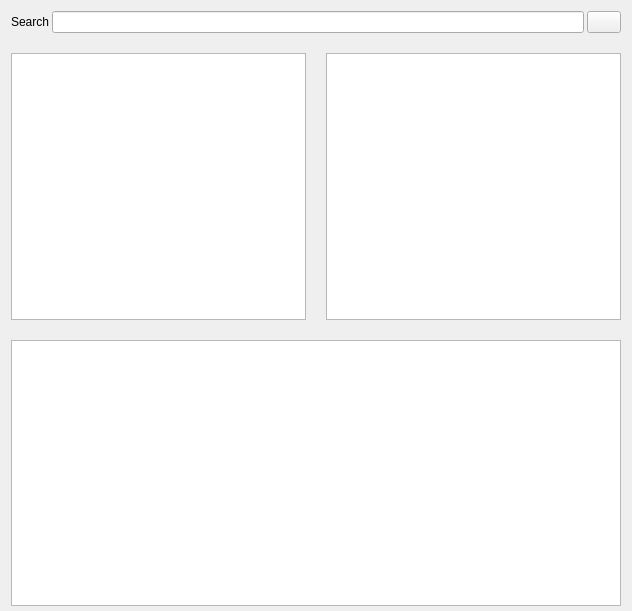
Qt form trunk/GUI/library/GUI_Library_windowed.ui (shahid334/sayonara-player) before a commit.
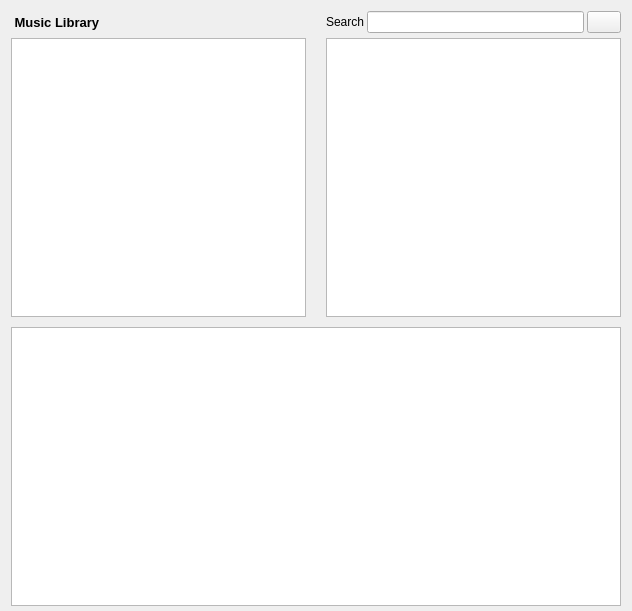
The same form after that commit.

```diff
--- a/trunk/GUI/library/GUI_Library_windowed.ui
+++ b/trunk/GUI/library/GUI_Library_windowed.ui
@@ -17,85 +17,13 @@
    <property name="bottomMargin">
     <number>5</number>
    </property>
-   <property name="spacing">
+   <property name="horizontalSpacing">
     <number>20</number>
    </property>
-   <item row="3" column="0" colspan="2">
-    <widget class="QTableView" name="tb_title">
-     <property name="sizePolicy">
-      <sizepolicy hsizetype="Preferred" vsizetype="MinimumExpanding">
-       <horstretch>0</horstretch>
-       <verstretch>0</verstretch>
-      </sizepolicy>
-     </property>
-     <property name="font">
-      <font>
-       <pointsize>8</pointsize>
-      </font>
-     </property>
-     <property name="editTriggers">
-      <set>QAbstractItemView::NoEditTriggers</set>
-     </property>
-     <property name="showDropIndicator" stdset="0">
-      <bool>false</bool>
-     </property>
-     <property name="dragEnabled">
-      <bool>true</bool>
-     </property>
-     <property name="dragDropMode">
-      <enum>QAbstractItemView::DragOnly</enum>
-     </property>
-     <property name="alternatingRowColors">
-      <bool>true</bool>
-     </property>
-     <property name="selectionMode">
-      <enum>QAbstractItemView::ContiguousSelection</enum>
-     </property>
-     <property name="selectionBehavior">
-      <enum>QAbstractItemView::SelectRows</enum>
-     </property>
-     <property name="verticalScrollMode">
-      <enum>QAbstractItemView::ScrollPerPixel</enum>
-     </property>
-     <property name="horizontalScrollMode">
-      <enum>QAbstractItemView::ScrollPerPixel</enum>
-     </property>
-     <property name="showGrid">
-      <bool>true</bool>
-     </property>
-     <property name="gridStyle">
-      <enum>Qt::DotLine</enum>
-     </property>
-     <property name="sortingEnabled">
-      <bool>false</bool>
-     </property>
-     <property name="wordWrap">
-      <bool>false</bool>
-     </property>
-     <property name="cornerButtonEnabled">
-      <bool>true</bool>
-     </property>
-     <attribute name="horizontalHeaderCascadingSectionResizes">
-      <bool>false</bool>
-     </attribute>
-     <attribute name="horizontalHeaderMinimumSectionSize">
-      <number>23</number>
-     </attribute>
-     <attribute name="horizontalHeaderShowSortIndicator" stdset="0">
-      <bool>false</bool>
-     </attribute>
-     <attribute name="horizontalHeaderStretchLastSection">
-      <bool>true</bool>
-     </attribute>
-     <attribute name="verticalHeaderVisible">
-      <bool>false</bool>
-     </attribute>
-     <attribute name="verticalHeaderDefaultSectionSize">
-      <number>20</number>
-     </attribute>
-    </widget>
-   </item>
-   <item row="1" column="0" colspan="2">
+   <property name="verticalSpacing">
+    <number>5</number>
+   </property>
+   <item row="1" column="2" colspan="2">
     <layout class="QHBoxLayout" name="horizontalLayout">
      <property name="spacing">
       <number>3</number>
@@ -125,7 +53,7 @@
      </item>
     </layout>
    </item>
-   <item row="2" column="1">
+   <item row="2" column="2" colspan="2">
     <widget class="QTableView" name="lv_album">
      <property name="font">
       <font>
@@ -170,7 +98,7 @@
      </attribute>
     </widget>
    </item>
-   <item row="2" column="0">
+   <item row="2" column="0" colspan="2">
     <widget class="QTableView" name="lv_artist">
      <property name="font">
       <font>
@@ -197,6 +125,108 @@
      </attribute>
     </widget>
    </item>
+   <item row="1" column="0">
+    <widget class="QLabel" name="label_2">
+     <property name="font">
+      <font>
+       <pointsize>10</pointsize>
+       <weight>75</weight>
+       <bold>true</bold>
+      </font>
+     </property>
+     <property name="text">
+      <string> Music Library</string>
+     </property>
+    </widget>
+   </item>
+   <item row="4" column="0" colspan="4">
+    <widget class="QTableView" name="tb_title">
+     <property name="sizePolicy">
+      <sizepolicy hsizetype="Preferred" vsizetype="MinimumExpanding">
+       <horstretch>0</horstretch>
+       <verstretch>0</verstretch>
+      </sizepolicy>
+     </property>
+     <property name="font">
+      <font>
+       <pointsize>8</pointsize>
+      </font>
+     </property>
+     <property name="editTriggers">
+      <set>QAbstractItemView::NoEditTriggers</set>
+     </property>
+     <property name="showDropIndicator" stdset="0">
+      <bool>false</bool>
+     </property>
+     <property name="dragEnabled">
+      <bool>true</bool>
+     </property>
+     <property name="dragDropMode">
+      <enum>QAbstractItemView::DragOnly</enum>
+     </property>
+     <property name="alternatingRowColors">
+      <bool>true</bool>
+     </property>
+     <property name="selectionMode">
+      <enum>QAbstractItemView::ContiguousSelection</enum>
+     </property>
+     <property name="selectionBehavior">
+      <enum>QAbstractItemView::SelectRows</enum>
+     </property>
+     <property name="verticalScrollMode">
+      <enum>QAbstractItemView::ScrollPerPixel</enum>
+     </property>
+     <property name="horizontalScrollMode">
+      <enum>QAbstractItemView::ScrollPerPixel</enum>
+     </property>
+     <property name="showGrid">
+      <bool>true</bool>
+     </property>
+     <property name="gridStyle">
+      <enum>Qt::DotLine</enum>
+     </property>
+     <property name="sortingEnabled">
+      <bool>false</bool>
+     </property>
+     <property name="wordWrap">
+      <bool>false</bool>
+     </property>
+     <property name="cornerButtonEnabled">
+      <bool>true</bool>
+     </property>
+     <attribute name="horizontalHeaderCascadingSectionResizes">
+      <bool>false</bool>
+     </attribute>
+     <attribute name="horizontalHeaderMinimumSectionSize">
+      <number>23</number>
+     </attribute>
+     <attribute name="horizontalHeaderShowSortIndicator" stdset="0">
+      <bool>false</bool>
+     </attribute>
+     <attribute name="horizontalHeaderStretchLastSection">
+      <bool>true</bool>
+     </attribute>
+     <attribute name="verticalHeaderVisible">
+      <bool>false</bool>
+     </attribute>
+     <attribute name="verticalHeaderDefaultSectionSize">
+      <number>20</number>
+     </attribute>
+    </widget>
+   </item>
+   <item row="3" column="0">
+    <widget class="QFrame" name="frame">
+     <property name="frameShape">
+      <enum>QFrame::NoFrame</enum>
+     </property>
+     <property name="frameShadow">
+      <enum>QFrame::Plain</enum>
+     </property>
+     <property name="lineWidth">
+      <number>0</number>
+     </property>
+    </widget>
+   </item>
   </layout>
  </widget>
  <resources/>
```
